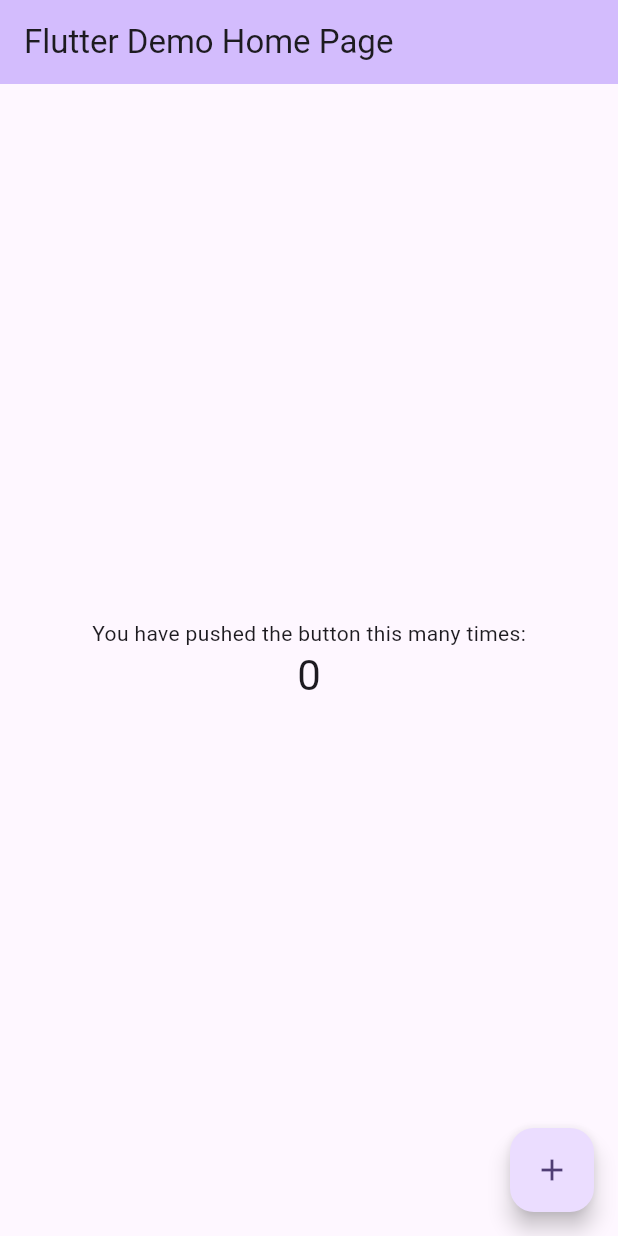
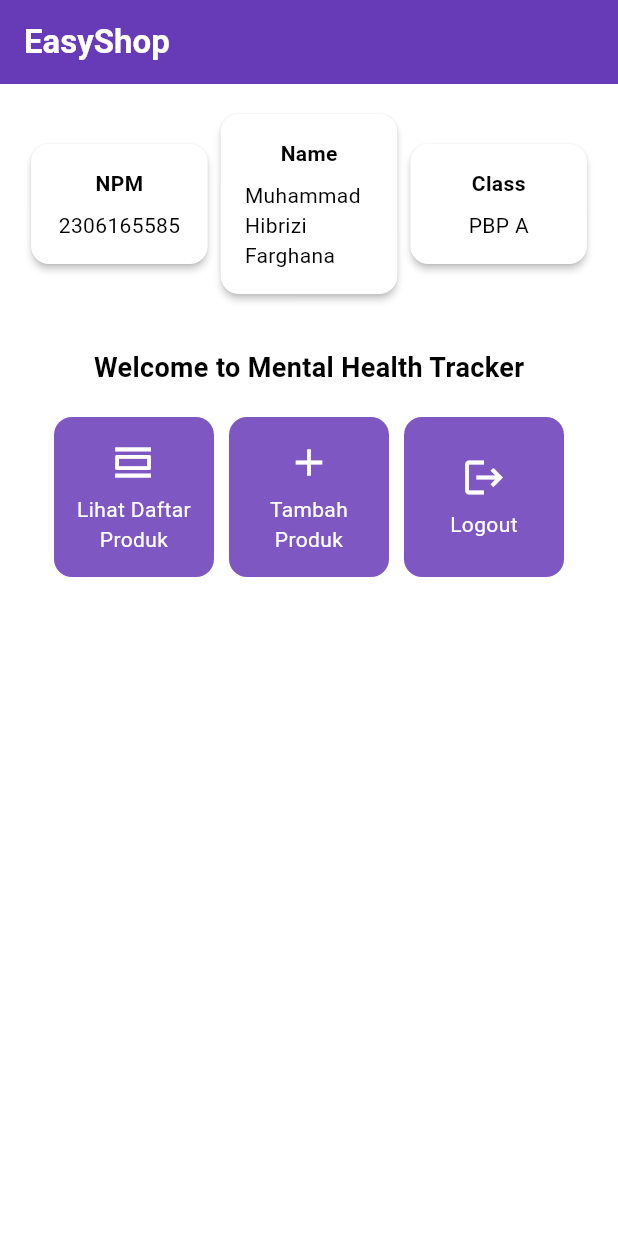
Before and after one commit to MHibriziF/easyshop-mobile, a Flutter app: the screen it shows after launch, on a phone screen of 412 x 824 dp. Run offline on Flutter 3.47's test engine with Material 3 defaults, Android fonts, the phone set to English and light mode, and no system bars.

Commit message:
adapt with menu

```diff
--- a/lib/main.dart
+++ b/lib/main.dart
@@ -1,4 +1,5 @@
 import 'package:flutter/material.dart';
+import 'package:easyshop/menu.dart';
 
 void main() {
   runApp(const MyApp());
@@ -11,115 +12,14 @@ class MyApp extends StatelessWidget {
   @override
   Widget build(BuildContext context) {
     return MaterialApp(
-      title: 'Flutter Demo',
+      title: 'EasyShop',
       theme: ThemeData(
-        // This is the theme of your application.
-        //
-        // TRY THIS: Try running your application with "flutter run". You'll see
-        // the application has a purple toolbar. Then, without quitting the app,
-        // try changing the seedColor in the colorScheme below to Colors.green
-        // and then invoke "hot reload" (save your changes or press the "hot
-        // reload" button in a Flutter-supported IDE, or press "r" if you used
-        // the command line to start the app).
-        //
-        // Notice that the counter didn't reset back to zero; the application
-        // state is not lost during the reload. To reset the state, use hot
-        // restart instead.
-        //
-        // This works for code too, not just values: Most code changes can be
-        // tested with just a hot reload.
-        colorScheme: ColorScheme.fromSeed(seedColor: Colors.deepPurple),
+        colorScheme: ColorScheme.fromSwatch(
+          primarySwatch: Colors.deepPurple,
+        ).copyWith(secondary: Colors.deepPurple[400]),
         useMaterial3: true,
       ),
-      home: const MyHomePage(title: 'Flutter Demo Home Page'),
+      home: MyHomePage(),
     );
   }
 }
-
-class MyHomePage extends StatefulWidget {
-  const MyHomePage({super.key, required this.title});
-
-  // This widget is the home page of your application. It is stateful, meaning
-  // that it has a State object (defined below) that contains fields that affect
-  // how it looks.
-
-  // This class is the configuration for the state. It holds the values (in this
-  // case the title) provided by the parent (in this case the App widget) and
-  // used by the build method of the State. Fields in a Widget subclass are
-  // always marked "final".
-
-  final String title;
-
-  @override
-  State<MyHomePage> createState() => _MyHomePageState();
-}
-
-class _MyHomePageState extends State<MyHomePage> {
-  int _counter = 0;
-
-  void _incrementCounter() {
-    setState(() {
-      // This call to setState tells the Flutter framework that something has
-      // changed in this State, which causes it to rerun the build method below
-      // so that the display can reflect the updated values. If we changed
-      // _counter without calling setState(), then the build method would not be
-      // called again, and so nothing would appear to happen.
-      _counter++;
-    });
-  }
-
-  @override
-  Widget build(BuildContext context) {
-    // This method is rerun every time setState is called, for instance as done
-    // by the _incrementCounter method above.
-    //
-    // The Flutter framework has been optimized to make rerunning build methods
-    // fast, so that you can just rebuild anything that needs updating rather
-    // than having to individually change instances of widgets.
-    return Scaffold(
-      appBar: AppBar(
-        // TRY THIS: Try changing the color here to a specific color (to
-        // Colors.amber, perhaps?) and trigger a hot reload to see the AppBar
-        // change color while the other colors stay the same.
-        backgroundColor: Theme.of(context).colorScheme.inversePrimary,
-        // Here we take the value from the MyHomePage object that was created by
-        // the App.build method, and use it to set our appbar title.
-        title: Text(widget.title),
-      ),
-      body: Center(
-        // Center is a layout widget. It takes a single child and positions it
-        // in the middle of the parent.
-        child: Column(
-          // Column is also a layout widget. It takes a list of children and
-          // arranges them vertically. By default, it sizes itself to fit its
-          // children horizontally, and tries to be as tall as its parent.
-          //
-          // Column has various properties to control how it sizes itself and
-          // how it positions its children. Here we use mainAxisAlignment to
-          // center the children vertically; the main axis here is the vertical
-          // axis because Columns are vertical (the cross axis would be
-          // horizontal).
-          //
-          // TRY THIS: Invoke "debug painting" (choose the "Toggle Debug Paint"
-          // action in the IDE, or press "p" in the console), to see the
-          // wireframe for each widget.
-          mainAxisAlignment: MainAxisAlignment.center,
-          children: <Widget>[
-            const Text(
-              'You have pushed the button this many times:',
-            ),
-            Text(
-              '$_counter',
-              style: Theme.of(context).textTheme.headlineMedium,
-            ),
-          ],
-        ),
-      ),
-      floatingActionButton: FloatingActionButton(
-        onPressed: _incrementCounter,
-        tooltip: 'Increment',
-        child: const Icon(Icons.add),
-      ), // This trailing comma makes auto-formatting nicer for build methods.
-    );
-  }
-}
--- /dev/null
+++ b/lib/menu.dart
@@ -0,0 +1,186 @@
+import 'package:flutter/material.dart';
+
+class MyHomePage extends StatelessWidget {
+  final String npm = '2306165585'; // NPM
+  final String name = 'Muhammad Hibrizi Farghana'; // Nama
+  final String className = 'PBP A'; // Kelas
+  final List<ItemHomepage> items = [
+    ItemHomepage("Lihat Daftar Produk", Icons.view_day_outlined),
+    ItemHomepage("Tambah Produk", Icons.add),
+    ItemHomepage("Logout", Icons.logout),
+  ];
+
+  MyHomePage({super.key});
+
+  @override
+  Widget build(BuildContext context) {
+    // Scaffold menyediakan struktur dasar halaman dengan AppBar dan body.
+    return Scaffold(
+      // AppBar adalah bagian atas halaman yang menampilkan judul.
+      appBar: AppBar(
+        // Judul aplikasi "Mental Health Tracker" dengan teks putih dan tebal.
+        title: const Text(
+          'EasyShop',
+          style: TextStyle(
+            color: Colors.white,
+            fontWeight: FontWeight.bold,
+          ),
+        ),
+        // Warna latar belakang AppBar diambil dari skema warna tema aplikasi.
+        backgroundColor: Theme.of(context).colorScheme.primary,
+      ),
+      // Body halaman dengan padding di sekelilingnya.
+      body: Padding(
+        padding: const EdgeInsets.all(16.0),
+        // Menyusun widget secara vertikal dalam sebuah kolom.
+        child: Column(
+          crossAxisAlignment: CrossAxisAlignment.center,
+          children: [
+            // Row untuk menampilkan 3 InfoCard secara horizontal.
+            Row(
+              mainAxisAlignment: MainAxisAlignment.spaceEvenly,
+              children: [
+                InfoCard(title: 'NPM', content: npm),
+                InfoCard(title: 'Name', content: name),
+                InfoCard(title: 'Class', content: className),
+              ],
+            ),
+
+            // Memberikan jarak vertikal 16 unit.
+            const SizedBox(height: 16.0),
+
+            // Menempatkan widget berikutnya di tengah halaman.
+            Center(
+              child: Column(
+                // Menyusun teks dan grid item secara vertikal.
+
+                children: [
+                  // Menampilkan teks sambutan dengan gaya tebal dan ukuran 18.
+                  const Padding(
+                    padding: EdgeInsets.only(top: 16.0),
+                    child: Text(
+                      'Welcome to Mental Health Tracker',
+                      style: TextStyle(
+                        fontWeight: FontWeight.bold,
+                        fontSize: 18.0,
+                      ),
+                    ),
+                  ),
+
+                  // Grid untuk menampilkan ItemCard dalam bentuk grid 3 kolom.
+                  GridView.count(
+                    primary: true,
+                    padding: const EdgeInsets.all(20),
+                    crossAxisSpacing: 10,
+                    mainAxisSpacing: 10,
+                    crossAxisCount: 3,
+                    // Agar grid menyesuaikan tinggi kontennya.
+                    shrinkWrap: true,
+
+                    // Menampilkan ItemCard untuk setiap item dalam list items.
+                    children: items.map((ItemHomepage item) {
+                      return ItemCard(item);
+                    }).toList(),
+                  ),
+                ],
+              ),
+            ),
+          ],
+        ),
+      ),
+    );
+  }
+}
+
+class InfoCard extends StatelessWidget {
+  // Kartu informasi yang menampilkan title dan content.
+
+  final String title; // Judul kartu.
+  final String content; // Isi kartu.
+
+  const InfoCard({super.key, required this.title, required this.content});
+
+  @override
+  Widget build(BuildContext context) {
+    return Card(
+      // Membuat kotak kartu dengan bayangan dibawahnya.
+      elevation: 2.0,
+      child: Container(
+        // Mengatur ukuran dan jarak di dalam kartu.
+        width: MediaQuery.of(context).size.width /
+            3.5, // menyesuaikan dengan lebar device yang digunakan.
+        padding: const EdgeInsets.all(16.0),
+        // Menyusun title dan content secara vertikal.
+        child: Column(
+          children: [
+            Text(
+              title,
+              style: const TextStyle(fontWeight: FontWeight.bold),
+            ),
+            const SizedBox(height: 8.0),
+            Text(content),
+          ],
+        ),
+      ),
+    );
+  }
+}
+
+class ItemHomepage {
+  final String name;
+  final IconData icon;
+
+  ItemHomepage(this.name, this.icon);
+}
+
+class ItemCard extends StatelessWidget {
+  // Menampilkan kartu dengan ikon dan nama.
+
+  final ItemHomepage item;
+
+  const ItemCard(this.item, {super.key});
+
+  @override
+  Widget build(BuildContext context) {
+    return Material(
+      // Menentukan warna latar belakang dari tema aplikasi.
+      color: Theme.of(context).colorScheme.secondary,
+      // Membuat sudut kartu melengkung.
+      borderRadius: BorderRadius.circular(12),
+
+      child: InkWell(
+        // Aksi ketika kartu ditekan.
+        onTap: () {
+          // Menampilkan pesan SnackBar saat kartu ditekan.
+          ScaffoldMessenger.of(context)
+            ..hideCurrentSnackBar()
+            ..showSnackBar(SnackBar(
+                content: Text("Kamu telah menekan tombol ${item.name}!")));
+        },
+        // Container untuk menyimpan Icon dan Text
+        child: Container(
+          padding: const EdgeInsets.all(8),
+          child: Center(
+            child: Column(
+              // Menyusun ikon dan teks di tengah kartu.
+              mainAxisAlignment: MainAxisAlignment.center,
+              children: [
+                Icon(
+                  item.icon,
+                  color: Colors.white,
+                  size: 30.0,
+                ),
+                const Padding(padding: EdgeInsets.all(3)),
+                Text(
+                  item.name,
+                  textAlign: TextAlign.center,
+                  style: const TextStyle(color: Colors.white),
+                ),
+              ],
+            ),
+          ),
+        ),
+      ),
+    );
+  }
+}
```
